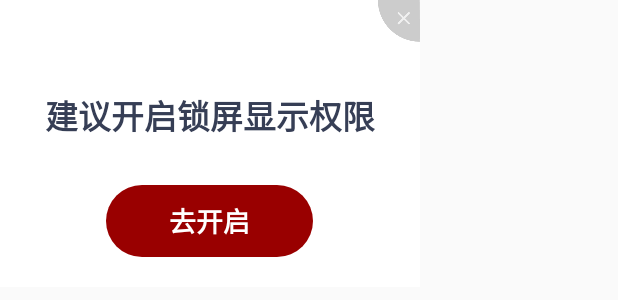
After one commit to ljd1996/CallTest, an Android app: the layout float_lock_guide.xml on its own in the app's theme, with its tools: preview values and no code run, on a phone screen of 412 x 824 dp. The commit adds this screen. Shown: the top 300 px of the screen. Run offline under Robolectric (Android 15) with nearby library versions, the phone set to English and light mode, and no system bars.

Commit message:
引导开启锁屏显示权限

```diff
--- a/app/src/main/java/com/hearing/calltest/detail/DetailApplyActivity.java
+++ b/app/src/main/java/com/hearing/calltest/detail/DetailApplyActivity.java
@@ -75,6 +75,7 @@ public class DetailApplyActivity extends AppCompatActivity {
         if (PermissionManager.getInstance().isSettingsEnabled(this)) {
             if (mSetRingtone) {
                 RingtoneHelper.setRing(this, mVideoPath);
+                mRingtoneView.setVisibility(View.VISIBLE);
             }
         }
     }
--- /dev/null
+++ b/app/src/main/res/layout/float_lock_guide.xml
@@ -0,0 +1,51 @@
+<?xml version="1.0" encoding="utf-8"?>
+<LinearLayout xmlns:android="http://schemas.android.com/apk/res/android"
+    android:layout_width="wrap_content"
+    android:layout_height="wrap_content"
+    android:background="@color/white"
+    android:orientation="vertical">
+
+    <RelativeLayout
+        android:layout_width="match_parent"
+        android:layout_height="40dp">
+
+        <View
+            android:layout_width="match_parent"
+            android:layout_height="40dp" />
+
+        <ImageView
+            android:id="@+id/close"
+            android:layout_width="28dp"
+            android:layout_height="28dp"
+            android:layout_alignParentEnd="true"
+            android:src="@drawable/dialog_close" />
+    </RelativeLayout>
+
+    <TextView
+        android:layout_width="wrap_content"
+        android:layout_height="wrap_content"
+        android:layout_gravity="center"
+        android:layout_marginStart="30dp"
+        android:layout_marginTop="20dp"
+        android:layout_marginEnd="30dp"
+        android:layout_marginBottom="30dp"
+        android:text="@string/open_lock"
+        android:textColor="#FF363E55"
+        android:textSize="22sp"
+        android:textStyle="bold" />
+
+    <TextView
+        android:id="@+id/go_open"
+        android:layout_width="wrap_content"
+        android:layout_height="48dp"
+        android:layout_gravity="center"
+        android:layout_marginBottom="20dp"
+        android:background="@drawable/circle_corner_permission"
+        android:gravity="center"
+        android:paddingStart="42dp"
+        android:paddingEnd="42dp"
+        android:text="@string/go_open_lock"
+        android:textColor="@color/white"
+        android:textSize="18sp"
+        android:textStyle="bold" />
+</LinearLayout>
--- a/app/src/main/res/values/strings.xml
+++ b/app/src/main/res/values/strings.xml
@@ -15,4 +15,6 @@
     <string name="get_permission">获取权限</string>
     <string name="apply_video_success">应用来电秀成功!</string>
     <string name="apply_ringtone_success">应用来电秀铃声成功!</string>
+    <string name="open_lock">建议开启锁屏显示权限</string>
+    <string name="go_open_lock">去开启</string>
 </resources>
```
Also changed, not shown: app/src/main/java/com/hearing/calltest/call/CallCore.java (+65 -29 lines), app/src/main/java/com/hearing/calltest/call/SystemCallCore.java (+27 -4 lines), app/src/main/java/com/hearing/calltest/call/WhatsAppCallCore.java (+41 -2 lines), app/src/main/java/com/hearing/calltest/service/PhoneListenService.java (+24 -9 lines), app/src/main/java/com/hearing/calltest/widget/LockGuideView.java (added, +64 -0 lines), app/src/main/res/drawable/dialog_corner_bg.xml (added, +7 -0 lines), app/src/main/res/drawable-xxhdpi/dialog_close.png (added).
